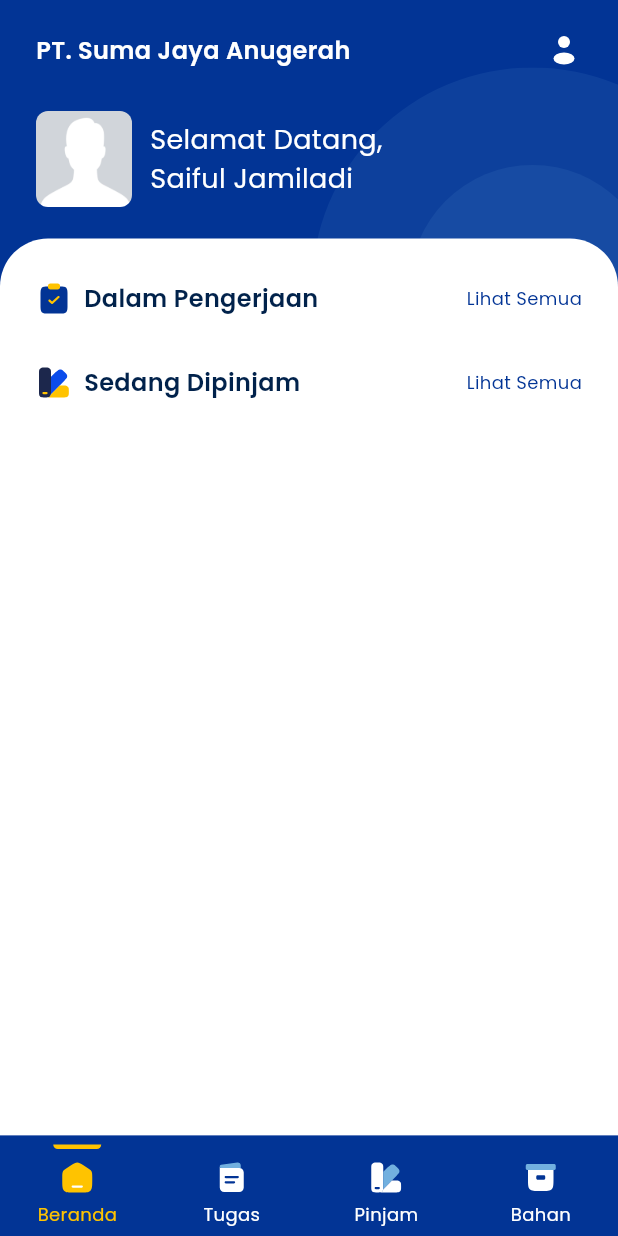
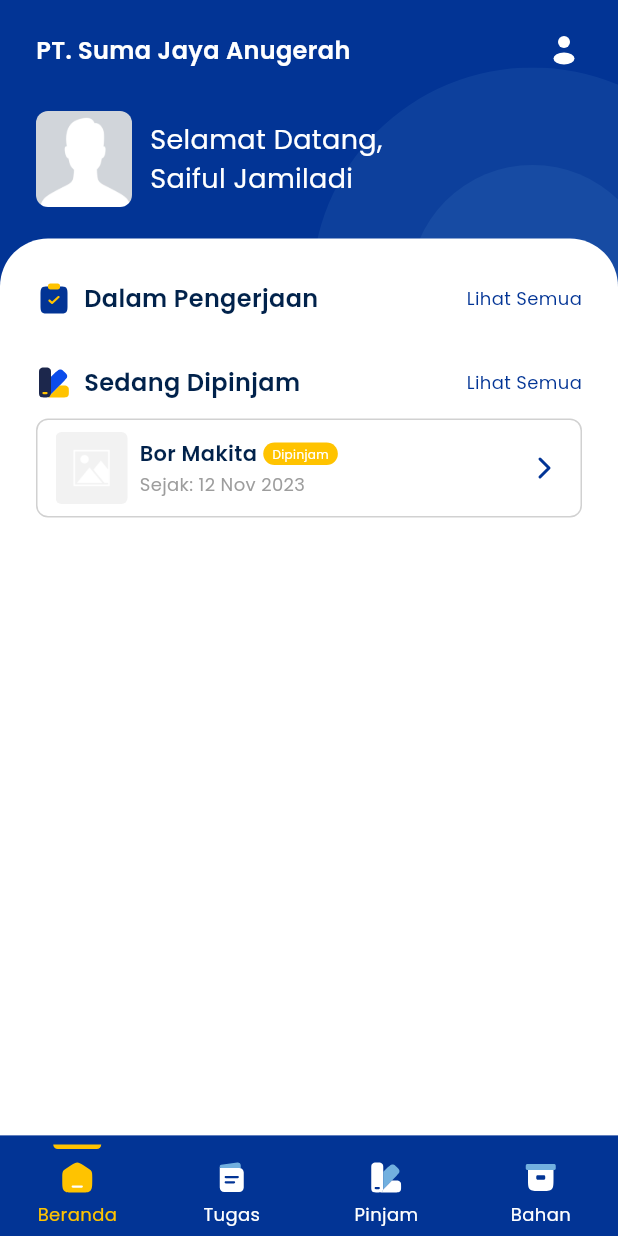
Before and after one commit to SenjaKids/POS-SumaJayaAnugerah, a Flutter app: the screen it shows after launch, after a tap on "Masuk", on a phone screen of 412 x 824 dp. Run offline on Flutter 3.47's test engine with Material 3 defaults, Android fonts, the phone set to English and light mode, and no system bars; our stand-ins replace flutter_svg.

Commit message:
feat: Create staff tools details

```diff
--- a/lib/features/Profile/presentation/pages/home_staff.dart
+++ b/lib/features/Profile/presentation/pages/home_staff.dart
@@ -2,6 +2,7 @@ import 'package:flutter/material.dart';
 import 'package:flutter_svg/svg.dart';
 import 'package:suma_jaya_anugerah/features/shared/theme/app_color.dart';
 import 'package:suma_jaya_anugerah/features/shared/theme/app_text_style.dart';
+import 'package:suma_jaya_anugerah/features/shared/widgets/sja_card.dart';
 
 class HomeStaffPage extends StatelessWidget {
   const HomeStaffPage({super.key});
@@ -141,6 +142,19 @@ class HomeStaffPage extends StatelessWidget {
                           ),
                         ],
                       ),
+                      const SizedBox(height: 12),
+                      GestureDetector(
+                        onTap: () => Navigator.pushNamed(
+                            context, '/tools-details-staff',
+                            arguments: 0),
+                        child: SJACard(
+                          image: 'default-picture.png',
+                          title: 'Bor Makita',
+                          description: 'Sejak: 12 Nov 2023',
+                          topLabel: 'Dipinjam',
+                          topLabelColor: AppColor.yellow,
+                        ),
+                      ),
                     ],
                   ),
                 ),
--- a/lib/features/shared/theme/app_text_style.dart
+++ b/lib/features/shared/theme/app_text_style.dart
@@ -20,9 +20,21 @@ class SJATextStyle {
         fontWeight: FontWeight.w600,
         color: color ?? AppColor.blue_1,
       );
+  static TextStyle titleS2({Color? color}) => TextStyle(
+        fontFamily: 'Poppins',
+        fontSize: 14,
+        fontWeight: FontWeight.w700,
+        color: color ?? AppColor.blue_1,
+      );
   static TextStyle subheadM({Color? color}) => TextStyle(
         fontFamily: 'Poppins',
         fontSize: 14,
+        fontWeight: FontWeight.w500,
+        color: color ?? AppColor.blue_1,
+      );
+  static TextStyle subheadL({Color? color}) => TextStyle(
+        fontFamily: 'Poppins',
+        fontSize: 18,
         fontWeight: FontWeight.w500,
         color: color ?? AppColor.blue_1,
       );
--- a/lib/features/shared/widgets/sja_card.dart
+++ b/lib/features/shared/widgets/sja_card.dart
@@ -11,8 +11,8 @@ class SJACard extends StatelessWidget {
   final String? description;
   final String? topLabel, bottomLabel;
   final Color? topLabelColor, bottomLabelColor;
-  const SJACard(
-      {super.key,
+  const SJACard({
+    super.key,
     this.image,
     this.imageBorderRadius,
     required this.title,
@@ -20,7 +20,8 @@ class SJACard extends StatelessWidget {
     this.topLabel,
     this.bottomLabel,
     this.topLabelColor,
-      this.bottomLabelColor});
+    this.bottomLabelColor,
+  });
 
   @override
   Widget build(BuildContext context) {
--- a/lib/main.dart
+++ b/lib/main.dart
@@ -4,6 +4,7 @@ import 'package:suma_jaya_anugerah/features/Auth/presentation/pages/login.dart';
 import 'package:suma_jaya_anugerah/features/Auth/presentation/pages/splashscreen.dart';
 import 'package:suma_jaya_anugerah/features/Profile/presentation/pages/home_staff.dart';
 import 'package:suma_jaya_anugerah/features/Profile/presentation/pages/profile.dart';
+import 'package:suma_jaya_anugerah/features/Tools/presentation/pages/tools_details_staff.dart';
 
 void main() {
   runApp(const MainApp());
@@ -16,13 +17,16 @@ class MainApp extends StatelessWidget {
   Widget build(BuildContext context) {
     return MaterialApp(
       themeMode: ThemeMode.light,
-      initialRoute: '/',
+      initialRoute: '/tools-details-staff',
       routes: {
         '/': (context) => const SplashScreenPage(),
         '/login': (context) => const LoginPage(),
         '/nav-staff': (context) => const NavStaff(),
         '/home-staff': (context) => const HomeStaffPage(),
         '/profile': (context) => const ProfilePage(),
+        '/tools-details-staff': (context) => ToolsDetailsStaffPage(
+              borrowStatus: ModalRoute.of(context)!.settings.arguments as int,
+            ),
       },
       theme: ThemeData(
         fontFamily: 'Poppins',
```
Also changed, not shown: lib/features/Tools/presentation/pages/tools_details_staff.dart (added, +187 -0 lines), lib/features/Tools/presentation/pages/tools_staff.dart (+10 -2 lines). Lines whose indentation alone changed are shown as unchanged.
